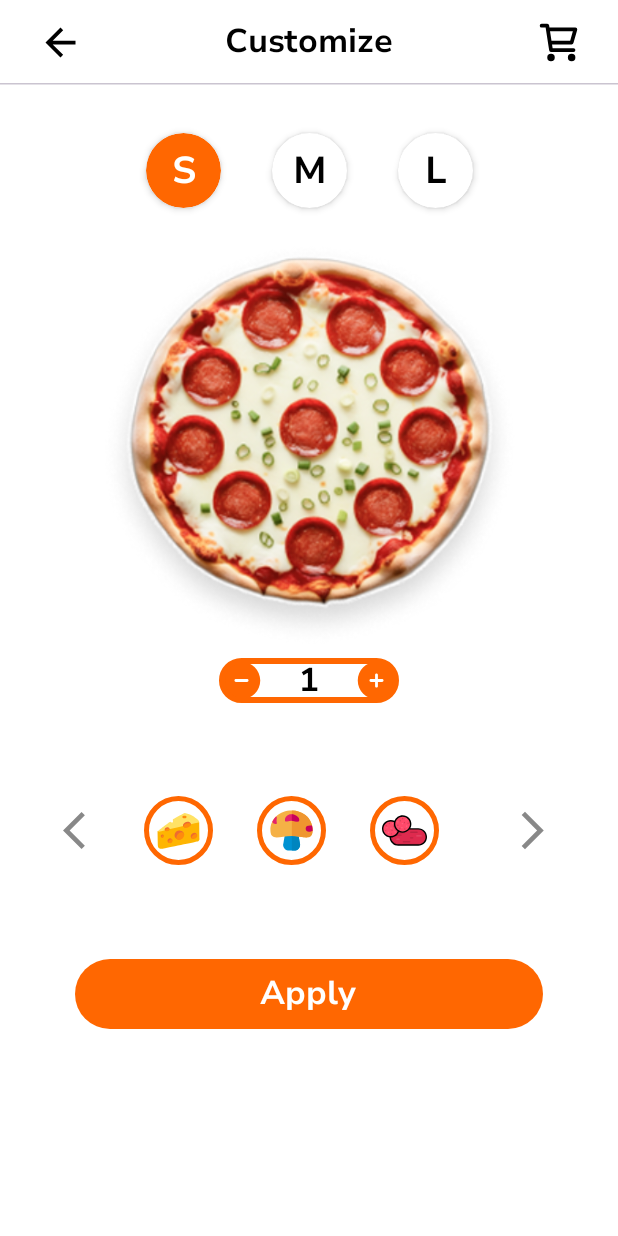
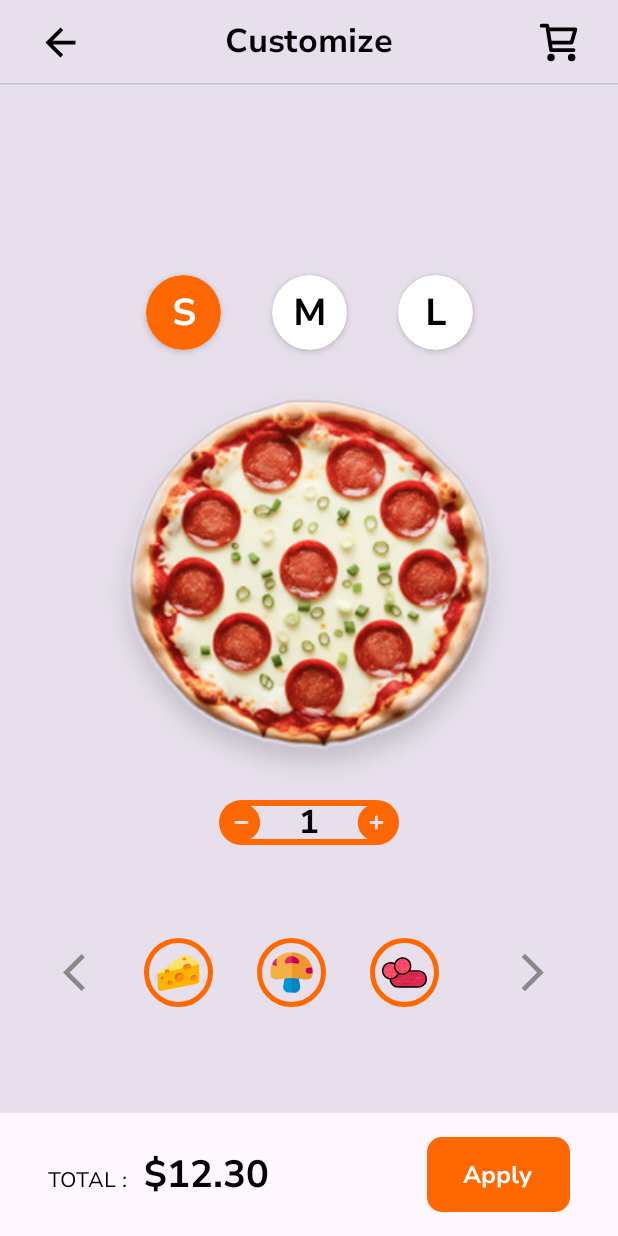
Before and after one commit to fsfaysalcse/DominoXAndroid, an Android app built with Jetpack Compose: the @Preview function CustomizePizzaPreview, on a phone screen of 412 x 824 dp. Run offline under Robolectric (Android 15) with nearby library versions, the phone set to English and light mode, and no system bars.

Commit message:
Redesign Pizza customize screen

```diff
--- a/app/src/main/java/com/faysal/dominoxandroid/ui/screens/CustomizeOrder.kt
+++ b/app/src/main/java/com/faysal/dominoxandroid/ui/screens/CustomizeOrder.kt
@@ -15,14 +15,18 @@ import androidx.compose.foundation.layout.height
 import androidx.compose.foundation.layout.padding
 import androidx.compose.foundation.layout.size
 import androidx.compose.foundation.layout.width
+import androidx.compose.foundation.layout.wrapContentHeight
+import androidx.compose.foundation.layout.wrapContentWidth
 import androidx.compose.foundation.lazy.LazyRow
 import androidx.compose.foundation.lazy.itemsIndexed
 import androidx.compose.foundation.shape.CircleShape
+import androidx.compose.foundation.shape.RoundedCornerShape
 import androidx.compose.material3.Button
 import androidx.compose.material3.ButtonDefaults
 import androidx.compose.material3.HorizontalDivider
 import androidx.compose.material3.Icon
 import androidx.compose.material3.IconButton
+import androidx.compose.material3.MaterialTheme
 import androidx.compose.material3.Text
 import androidx.compose.runtime.Composable
 import androidx.compose.runtime.getValue
@@ -34,7 +38,10 @@ import androidx.compose.ui.draw.clip
 import androidx.compose.ui.draw.shadow
 import androidx.compose.ui.graphics.Color
 import androidx.compose.ui.res.painterResource
+import androidx.compose.ui.text.SpanStyle
+import androidx.compose.ui.text.buildAnnotatedString
 import androidx.compose.ui.text.font.FontWeight
+import androidx.compose.ui.text.withStyle
 import androidx.compose.ui.tooling.preview.Preview
 import androidx.compose.ui.unit.dp
 import androidx.compose.ui.unit.sp
@@ -45,19 +52,24 @@ import com.faysal.dominoxandroid.ui.theme.PrimaryColor
 
 @Composable
 fun CustomizePizza() {
-    Column(
-        modifier = Modifier.fillMaxSize()
+
+    Box(
+        modifier = Modifier
+            .fillMaxSize()
+            .background(color = MaterialTheme.colorScheme.surfaceVariant)
     ) {
+
         CustomizePizzaToolbar(
             modifier = Modifier.fillMaxWidth(),
             onBackClick = {},
             onCartClick = {}
         )
 
-        HorizontalDivider(
-            modifier = Modifier.fillMaxWidth(),
-            thickness = 1.dp
-        )
+        Column(
+            modifier = Modifier.fillMaxWidth()
+                .align(Alignment.Center)
+                .wrapContentHeight()
+        ) {
 
             PizzaSizeWidget(
                 modifier = Modifier
@@ -72,6 +84,50 @@ fun CustomizePizza() {
             PizzaWidget(
                 modifier = Modifier.fillMaxWidth()
             )
+        }
+
+
+        Row(
+            modifier = Modifier
+                .align(Alignment.BottomCenter)
+                .fillMaxWidth()
+                .background(
+                    color = MaterialTheme.colorScheme.surface
+                )
+                .padding(
+                    horizontal = 32.dp,
+                    vertical = 16.dp
+                ),
+            verticalAlignment = Alignment.CenterVertically,
+            horizontalArrangement = Arrangement.SpaceBetween
+        ) {
+
+            val priceText = buildAnnotatedString {
+                withStyle(
+                    style = SpanStyle(
+                        fontWeight = FontWeight.Normal,
+                        fontSize = 14.sp
+                    )
+                ) {
+                    append("Total : ".uppercase())
+                }
+
+                withStyle(
+                    style = SpanStyle(
+                        fontWeight = FontWeight.ExtraBold,
+                        fontSize = 25.sp
+                    )
+                ) {
+                    append(" $12.30")
+                }
+            }
+
+            Text(
+                text = priceText,
+                fontFamily = NUNITO,
+                fontWeight = FontWeight.Bold,
+                fontSize = 22.sp
+            )
 
             Button(
                 onClick = {},
@@ -80,19 +136,18 @@ fun CustomizePizza() {
                     contentColor = Color.White
                 ),
                 modifier = Modifier
-                .fillMaxWidth()
-                .padding(horizontal = 50.dp)
-                .padding(top = 60.dp)
+                    .wrapContentWidth()
+                    .height(50.dp),
+                shape = RoundedCornerShape(10.dp)
             ) {
                 Text(
                     text = "Apply",
                     fontFamily = NUNITO,
-                fontWeight = FontWeight.Bold,
-                fontSize = 22.sp
+                    fontWeight = FontWeight.ExtraBold,
+                    fontSize = 16.sp
                 )
             }
-
-
+        }
     }
 
 
@@ -300,6 +355,10 @@ fun CustomizePizzaToolbar(
     onBackClick: () -> Unit,
     onCartClick: () -> Unit
 ) {
+
+    Column(
+        modifier = modifier.fillMaxWidth()
+    ) {
         Row(
             modifier = Modifier
                 .fillMaxWidth()
@@ -339,6 +398,13 @@ fun CustomizePizzaToolbar(
                 )
             }
         }
+
+        HorizontalDivider(
+            modifier = Modifier.fillMaxWidth(),
+            thickness = 1.dp
+        )
+    }
+
 }
 
 @Preview(showBackground = true)
```
Lines whose indentation alone changed are shown as unchanged.
